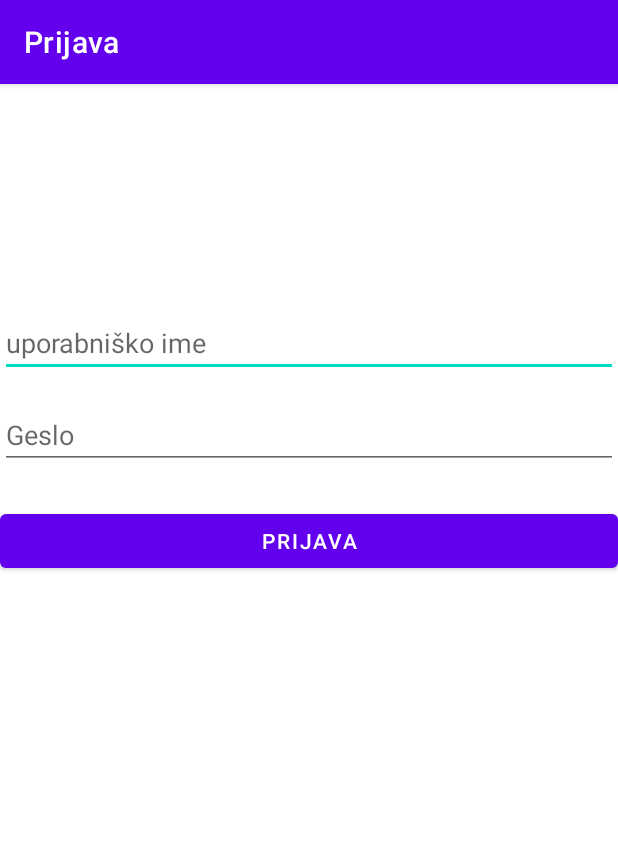
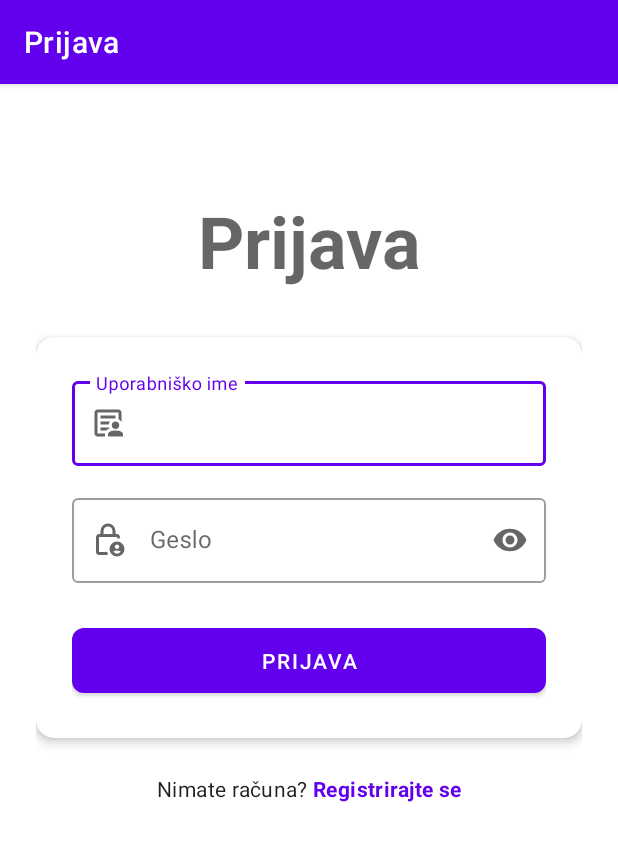
Before and after one commit to matic031/pametni-paketnik, an Android app: the screen it shows after launch (LoginActivity), on a phone screen of 412 x 824 dp. Shown: the top 841 px of the screen. Run offline under Robolectric (Android 15) with nearby library versions, the phone set to English and light mode, and no system bars.

Commit message:
PAM-36-Profil
Implementiral sem fragment za profil izpis podatkov ter gumb za odjavo. Posodobil sem izgled login

```diff
--- a/PJ/app/src/main/java/com/example/pametnipaketnik/MainActivity.kt
+++ b/PJ/app/src/main/java/com/example/pametnipaketnik/MainActivity.kt
@@ -27,7 +27,8 @@ class MainActivity : AppCompatActivity() {
         // menu should be considered as top level destinations.
         val appBarConfiguration = AppBarConfiguration(
             setOf(
-                R.id.navigation_home, R.id.navigation_dashboard, R.id.navigation_notifications
+                R.id.navigation_home, R.id.navigation_dashboard, R.id.navigation_notifications,
+                R.id.navigation_profile
             )
         )
         setupActionBarWithNavController(navController, appBarConfiguration)
--- /dev/null
+++ b/PJ/app/src/main/res/drawable/ic_account_purple_24dp.xml
@@ -0,0 +1,5 @@
+<vector xmlns:android="http://schemas.android.com/apk/res/android" android:height="24dp" android:tint="#6200EE" android:viewportHeight="960" android:viewportWidth="960" android:width="24dp">
+
+    <path android:fillColor="@android:color/white" android:pathData="M200,714Q254,661 325.5,630.5Q397,600 480,600Q563,600 634.5,630.5Q706,661 760,714L760,200Q760,200 760,200Q760,200 760,200L200,200Q200,200 200,200Q200,200 200,200L200,714ZM480,520Q538,520 579,479Q620,438 620,380Q620,322 579,281Q538,240 480,240Q422,240 381,281Q340,322 340,380Q340,438 381,479Q422,520 480,520ZM200,840Q167,840 143.5,816.5Q120,793 120,760L120,200Q120,167 143.5,143.5Q167,120 200,120L760,120Q793,120 816.5,143.5Q840,167 840,200L840,760Q840,793 816.5,816.5Q793,840 760,840L200,840ZM269,760L691,760Q691,760 691,760Q691,760 691,760Q647,721 591.5,700.5Q536,680 480,680Q424,680 367.5,700.5Q311,721 269,760Q269,760 269,760Q269,760 269,760ZM480,440Q455,440 437.5,422.5Q420,405 420,380Q420,355 437.5,337.5Q455,320 480,320Q505,320 522.5,337.5Q540,355 540,380Q540,405 522.5,422.5Q505,440 480,440ZM480,457L480,457Q480,457 480,457Q480,457 480,457L480,457Q480,457 480,457Q480,457 480,457L480,457Q480,457 480,457Q480,457 480,457Q480,457 480,457Q480,457 480,457Z"/>
+
+</vector>
--- /dev/null
+++ b/PJ/app/src/main/res/drawable/ic_email_purple_24dp.xml
@@ -0,0 +1,5 @@
+<vector xmlns:android="http://schemas.android.com/apk/res/android" android:height="24dp" android:tint="#6200EE" android:viewportHeight="960" android:viewportWidth="960" android:width="24dp">
+
+    <path android:fillColor="@android:color/white" android:pathData="M480,880Q397,880 324,848.5Q251,817 197,763Q143,709 111.5,636Q80,563 80,480Q80,397 111.5,324Q143,251 197,197Q251,143 324,111.5Q397,80 480,80Q563,80 636,111.5Q709,143 763,197Q817,251 848.5,324Q880,397 880,480L880,538Q880,597 839.5,638.5Q799,680 740,680Q705,680 674,665Q643,650 622,622Q593,651 556.5,665.5Q520,680 480,680Q397,680 338.5,621.5Q280,563 280,480Q280,397 338.5,338.5Q397,280 480,280Q563,280 621.5,338.5Q680,397 680,480L680,538Q680,564 697,582Q714,600 740,600Q766,600 783,582Q800,564 800,538L800,480Q800,346 707,253Q614,160 480,160Q346,160 253,253Q160,346 160,480Q160,614 253,707Q346,800 480,800L680,800L680,880L480,880ZM480,600Q530,600 565,565Q600,530 600,480Q600,430 565,395Q530,360 480,360Q430,360 395,395Q360,430 360,480Q360,530 395,565Q430,600 480,600Z"/>
+
+</vector>
--- /dev/null
+++ b/PJ/app/src/main/res/drawable/ic_logout_purple_24dp.xml
@@ -0,0 +1,5 @@
+<vector xmlns:android="http://schemas.android.com/apk/res/android" android:autoMirrored="true" android:height="24dp" android:tint="#6200EE" android:viewportHeight="960" android:viewportWidth="960" android:width="24dp">
+
+    <path android:fillColor="@android:color/white" android:pathData="M480,640L640,480L480,320L424,376L488,440L320,440L320,520L488,520L424,584L480,640ZM480,880Q397,880 324,848.5Q251,817 197,763Q143,709 111.5,636Q80,563 80,480Q80,397 111.5,324Q143,251 197,197Q251,143 324,111.5Q397,80 480,80Q563,80 636,111.5Q709,143 763,197Q817,251 848.5,324Q880,397 880,480Q880,563 848.5,636Q817,709 763,763Q709,817 636,848.5Q563,880 480,880ZM480,800Q614,800 707,707Q800,614 800,480Q800,346 707,253Q614,160 480,160Q346,160 253,253Q160,346 160,480Q160,614 253,707Q346,800 480,800ZM480,480Q480,480 480,480Q480,480 480,480Q480,480 480,480Q480,480 480,480Q480,480 480,480Q480,480 480,480Q480,480 480,480Q480,480 480,480Z"/>
+
+</vector>
--- /dev/null
+++ b/PJ/app/src/main/res/drawable/ic_password_purple_24dp.xml
@@ -0,0 +1,5 @@
+<vector xmlns:android="http://schemas.android.com/apk/res/android" android:height="24dp" android:tint="#6200EE" android:viewportHeight="960" android:viewportWidth="960" android:width="24dp">
+
+    <path android:fillColor="@android:color/white" android:pathData="M360,320L600,320L600,240Q600,190 565,155Q530,120 480,120Q430,120 395,155Q360,190 360,240L360,320ZM240,880Q207,880 183.5,856.5Q160,833 160,800L160,400Q160,367 183.5,343.5Q207,320 240,320L280,320L280,240Q280,157 338.5,98.5Q397,40 480,40Q563,40 621.5,98.5Q680,157 680,240L680,320L720,320Q753,320 776.5,343.5Q800,367 800,400L800,400Q800,420 787.5,430Q775,440 760,440Q745,440 732.5,430Q720,420 720,400L720,400Q720,400 720,400Q720,400 720,400L240,400Q240,400 240,400Q240,400 240,400L240,800Q240,800 240,800Q240,800 240,800L440,800Q457,800 468.5,811.5Q480,823 480,840Q480,857 468.5,868.5Q457,880 440,880L240,880ZM240,400Q240,400 240,459Q240,518 240,590.5Q240,663 240,727Q240,791 240,800L240,800Q240,800 240,800Q240,800 240,800L240,400Q240,400 240,400Q240,400 240,400L240,400Q240,400 240,400Q240,400 240,400L240,400L240,400Q240,400 240,400Q240,400 240,400ZM720,720Q745,720 762.5,702.5Q780,685 780,660Q780,635 762.5,617.5Q745,600 720,600Q695,600 677.5,617.5Q660,635 660,660Q660,685 677.5,702.5Q695,720 720,720ZM720,840Q750,840 776,826Q802,812 819,787Q796,773 771,766.5Q746,760 720,760Q694,760 669,766.5Q644,773 621,787Q638,812 664,826Q690,840 720,840ZM720,920Q637,920 578.5,861.5Q520,803 520,720Q520,637 578.5,578.5Q637,520 720,520Q803,520 861.5,578.5Q920,637 920,720Q920,803 861.5,861.5Q803,920 720,920Z"/>
+
+</vector>
--- /dev/null
+++ b/PJ/app/src/main/res/drawable/ic_person_purple_24dp.xml
@@ -0,0 +1,5 @@
+<vector xmlns:android="http://schemas.android.com/apk/res/android" android:height="24dp" android:tint="#6200EE" android:viewportHeight="960" android:viewportWidth="960" android:width="24dp">
+
+    <path android:fillColor="@android:color/white" android:pathData="M200,760L200,760Q200,760 200,760Q200,760 200,760L200,200Q200,200 200,200Q200,200 200,200L200,200Q200,200 200,200Q200,200 200,200L200,379Q200,370 200,365Q200,360 200,360Q200,360 200,412.5Q200,465 200,540Q200,563 200,585Q200,607 200,627Q200,644 200,675Q200,706 200,760ZM280,520L501,520Q503,498 511,478Q519,458 531,440L280,440L280,520ZM280,680L437,680Q454,660 476,647.5Q498,635 522,627Q518,621 515,614Q512,607 510,600L280,600L280,680ZM280,360L680,360Q680,360 680,360Q680,360 680,360L680,280L280,280L280,360ZM200,840Q167,840 143.5,816.5Q120,793 120,760L120,200Q120,167 143.5,143.5Q167,120 200,120L760,120Q793,120 816.5,143.5Q840,167 840,200L840,458Q826,432 806,412Q786,392 760,379L760,200Q760,200 760,200Q760,200 760,200L200,200Q200,200 200,200Q200,200 200,200L200,760Q200,760 200,760Q200,760 200,760L402,760Q401,766 400.5,772Q400,778 400,784L400,840L200,840ZM680,640Q638,640 609,611Q580,582 580,540Q580,498 609,469Q638,440 680,440Q722,440 751,469Q780,498 780,540Q780,582 751,611Q722,640 680,640ZM480,840L480,784Q480,760 492.5,739.5Q505,719 528,710Q564,695 602.5,687.5Q641,680 680,680Q719,680 757.5,687.5Q796,695 832,710Q855,719 867.5,739.5Q880,760 880,784L880,840L480,840Z"/>
+
+</vector>
--- /dev/null
+++ b/PJ/app/src/main/res/drawable/ic_profile_black_24dp.xml
@@ -0,0 +1,5 @@
+<vector xmlns:android="http://schemas.android.com/apk/res/android" android:height="24dp" android:tint="#000000" android:viewportHeight="24" android:viewportWidth="24" android:width="24dp">
+
+    <path android:fillColor="@android:color/white" android:pathData="M12,2C6.48,2 2,6.48 2,12s4.48,10 10,10 10,-4.48 10,-10S17.52,2 12,2zM12,5c1.66,0 3,1.34 3,3s-1.34,3 -3,3 -3,-1.34 -3,-3 1.34,-3 3,-3zM12,19.2c-2.5,0 -4.71,-1.28 -6,-3.22 0.03,-1.99 4,-3.08 6,-3.08 1.99,0 5.97,1.09 6,3.08 -1.29,1.94 -3.5,3.22 -6,3.22z"/>
+
+</vector>
--- a/PJ/app/src/main/res/layout/activity_login.xml
+++ b/PJ/app/src/main/res/layout/activity_login.xml
@@ -5,39 +5,113 @@
     android:id="@+id/main"
     android:layout_width="match_parent"
     android:layout_height="match_parent"
+    android:padding="24dp"
     tools:context=".LoginActivity">
 
-    <EditText
-        android:id="@+id/editTextUsername"
+    <TextView
+        android:id="@+id/textViewLoginTitle"
+        android:layout_width="wrap_content"
+        android:layout_height="wrap_content"
+        android:text="Prijava"
+        android:textAppearance="?attr/textAppearanceHeadline3"
+        android:textStyle="bold"
+        app:layout_constraintTop_toTopOf="parent"
+        app:layout_constraintStart_toStartOf="parent"
+        app:layout_constraintEnd_toEndOf="parent"
+        android:layout_marginTop="48dp" />
+
+    <com.google.android.material.card.MaterialCardView
+        android:id="@+id/cardLogin"
         android:layout_width="0dp"
         android:layout_height="wrap_content"
-        android:layout_marginTop="150dp"
-        android:hint="uporabniško ime"
+        app:cardElevation="4dp"
+        app:cardCornerRadius="12dp"
+        android:layout_marginTop="32dp"
+        app:layout_constraintTop_toBottomOf="@id/textViewLoginTitle"
+        app:layout_constraintStart_toStartOf="parent"
+        app:layout_constraintEnd_toEndOf="parent">
+
+        <LinearLayout
+            android:layout_width="match_parent"
+            android:layout_height="wrap_content"
+            android:orientation="vertical"
+            android:padding="24dp">
+
+            <!-- Uporabniško ime -->
+            <com.google.android.material.textfield.TextInputLayout
+                android:id="@+id/textFieldUsername"
+                style="@style/Widget.MaterialComponents.TextInputLayout.OutlinedBox"
+                android:layout_width="match_parent"
+                android:layout_height="wrap_content"
+                android:hint="Uporabniško ime"
+                app:startIconDrawable="@drawable/ic_person_purple_24dp"> <!-- Dodajte ikono -->
+
+                <com.google.android.material.textfield.TextInputEditText
+                    android:id="@+id/editTextUsername"
+                    android:layout_width="match_parent"
+                    android:layout_height="wrap_content"
                     android:inputType="text"
-        app:layout_constraintEnd_toEndOf="parent"
-        app:layout_constraintStart_toStartOf="parent"
-        app:layout_constraintTop_toTopOf="parent" />
+                    android:maxLines="1"/>
+            </com.google.android.material.textfield.TextInputLayout>
 
-    <EditText
-        android:id="@+id/editTextPassword"
-        android:layout_width="0dp"
+            <!-- Geslo -->
+            <com.google.android.material.textfield.TextInputLayout
+                android:id="@+id/textFieldPassword"
+                style="@style/Widget.MaterialComponents.TextInputLayout.OutlinedBox"
+                android:layout_width="match_parent"
                 android:layout_height="wrap_content"
                 android:layout_marginTop="16dp"
                 android:hint="Geslo"
+                app:endIconMode="password_toggle"
+                app:startIconDrawable="@drawable/ic_password_purple_24dp"> <!-- Dodajte ikono -->
+
+                <com.google.android.material.textfield.TextInputEditText
+                    android:id="@+id/editTextPassword"
+                    android:layout_width="match_parent"
+                    android:layout_height="wrap_content"
                     android:inputType="textPassword"
-        app:layout_constraintEnd_toEndOf="parent"
-        app:layout_constraintStart_toStartOf="parent"
-        app:layout_constraintTop_toBottomOf="@id/editTextUsername" />
+                    android:maxLines="1"/>
+            </com.google.android.material.textfield.TextInputLayout>
 
-    <Button
+            <com.google.android.material.button.MaterialButton
                 android:id="@+id/buttonLogin"
-        android:layout_width="0dp"
+                android:layout_width="match_parent"
                 android:layout_height="wrap_content"
                 android:layout_marginTop="24dp"
+                android:paddingTop="12dp"
+                android:paddingBottom="12dp"
                 android:text="Prijava"
-        app:layout_constraintEnd_toEndOf="parent"
+                app:cornerRadius="8dp"/>
+
+
+        </LinearLayout>
+    </com.google.android.material.card.MaterialCardView>
+
+
+    <TextView
+        android:id="@+id/textViewRegisterPrompt"
+        android:layout_width="wrap_content"
+        android:layout_height="wrap_content"
+        android:layout_marginTop="24dp"
+        android:text="Nimate računa? "
+        android:textAppearance="?attr/textAppearanceBody2"
+        app:layout_constraintTop_toBottomOf="@id/cardLogin"
         app:layout_constraintStart_toStartOf="parent"
-        app:layout_constraintTop_toBottomOf="@id/editTextPassword" />
+        app:layout_constraintEnd_toStartOf="@id/textViewRegisterLink"
+        app:layout_constraintHorizontal_chainStyle="packed" />
+
+    <TextView
+        android:id="@+id/textViewRegisterLink"
+        android:layout_width="wrap_content"
+        android:layout_height="wrap_content"
+        android:text="Registrirajte se"
+        android:textAppearance="?attr/textAppearanceBody2"
+        android:textColor="?attr/colorPrimary"
+        android:textStyle="bold"
+        app:layout_constraintTop_toTopOf="@id/textViewRegisterPrompt"
+        app:layout_constraintBottom_toBottomOf="@id/textViewRegisterPrompt"
+        app:layout_constraintStart_toEndOf="@id/textViewRegisterPrompt"
+        app:layout_constraintEnd_toEndOf="parent"/>
 
     <ProgressBar
         android:id="@+id/progressBarLogin"
@@ -53,15 +127,17 @@
 
     <TextView
         android:id="@+id/textViewError"
-        android:layout_width="wrap_content"
+        android:layout_width="0dp"
         android:layout_height="wrap_content"
         android:layout_marginTop="16dp"
-        android:textColor="@android:color/holo_red_dark"
+        android:textColor="@color/red_logout"
         android:visibility="gone"
+        android:gravity="center_horizontal"
         app:layout_constraintEnd_toEndOf="parent"
         app:layout_constraintStart_toStartOf="parent"
-        app:layout_constraintTop_toBottomOf="@id/buttonLogin"
-        tools:text="Napaka pri prijavi!"
+        app:layout_constraintTop_toBottomOf="@id/textViewRegisterLink"
+        tools:text="Napačno uporabniško ime ali geslo!"
         tools:visibility="visible"/>
 
+
 </androidx.constraintlayout.widget.ConstraintLayout>
--- a/PJ/app/src/main/res/layout/activity_main.xml
+++ b/PJ/app/src/main/res/layout/activity_main.xml
@@ -22,7 +22,7 @@
         android:id="@+id/nav_host_fragment_activity_main"
         android:name="androidx.navigation.fragment.NavHostFragment"
         android:layout_width="match_parent"
-        android:layout_height="match_parent"
+        android:layout_height="0dp"
         app:defaultNavHost="true"
         app:layout_constraintBottom_toTopOf="@id/nav_view"
         app:layout_constraintLeft_toLeftOf="parent"
--- a/PJ/app/src/main/res/values/colors.xml
+++ b/PJ/app/src/main/res/values/colors.xml
@@ -7,4 +7,5 @@
     <color name="teal_700">#FF018786</color>
     <color name="black">#FF000000</color>
     <color name="white">#FFFFFFFF</color>
+    <color name="red_logout">#D32F2F</color>
 </resources>
--- a/PJ/app/src/main/res/values/strings.xml
+++ b/PJ/app/src/main/res/values/strings.xml
@@ -4,4 +4,5 @@
     <string name="title_dashboard">Dashboard</string>
     <string name="title_notifications">Notifications</string>
     <string name="title_activity_login">Prijava</string>
+    <string name="title_profile">Moj Profil</string>
 </resources>
```
Also changed, not shown: PJ/app/src/main/java/com/example/pametnipaketnik/LoginActivity.kt (+7 -0 lines), PJ/app/src/main/java/com/example/pametnipaketnik/network/ApiService.kt (+10 -0 lines), PJ/app/src/main/java/com/example/pametnipaketnik/ui/profile/ProfileFragment.kt (added, +105 -0 lines), PJ/app/src/main/java/com/example/pametnipaketnik/ui/profile/ProfileViewModel.kt (added, +86 -0 lines), PJ/app/src/main/res/layout/fragment_profile.xml (added, +151 -0 lines), PJ/app/src/main/res/menu/bottom_nav_menu.xml (+9 -1 lines), PJ/app/src/main/res/navigation/mobile_navigation.xml (+7 -0 lines), PJ/app/src/main/res/values/themes.xml (+29 -0 lines). Lines whose indentation alone changed are shown as unchanged.
